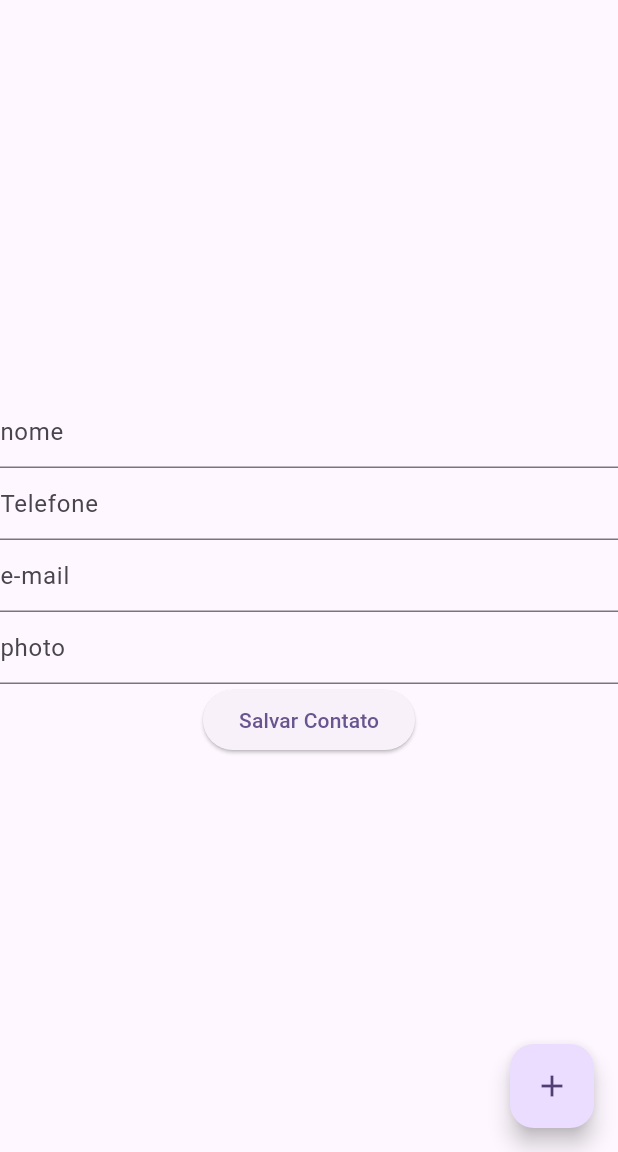
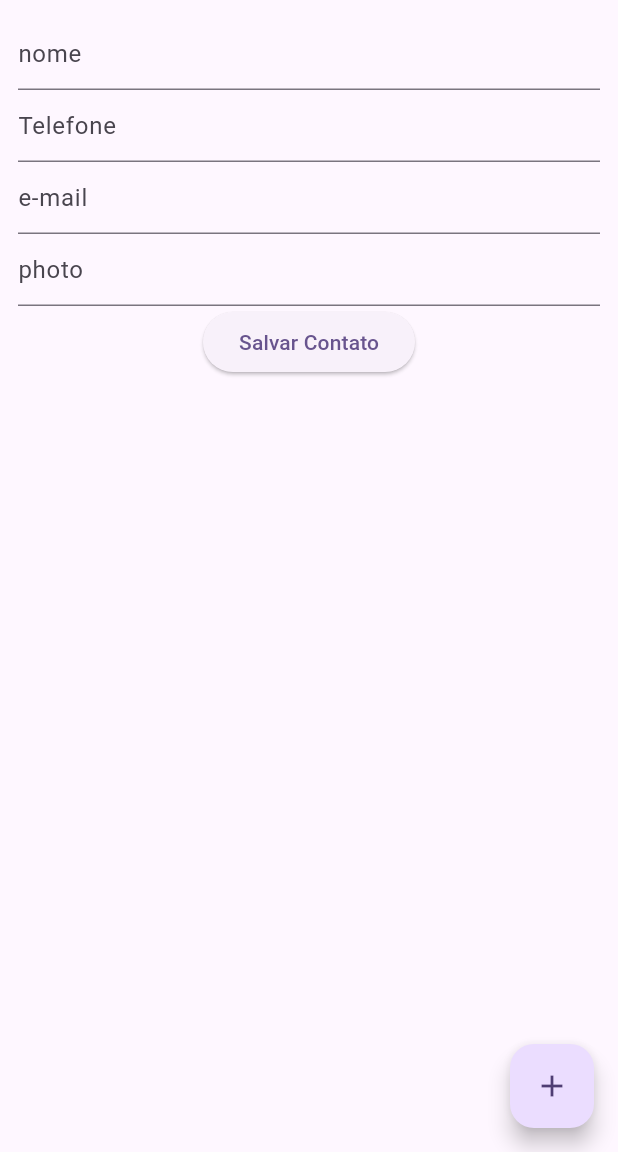
Before and after one commit to marxelo/contacts-app, a Flutter app: the screen it shows after launch, after a tap on "Salvar Contato", on a phone screen of 412 x 824 dp, the part 84-1236 px from its top. Run offline on Flutter 3.47's test engine with Material 2 defaults, Android fonts, the light colour scheme and no system bars; our stand-ins replace sqflite; accounts and stored records are empty.

Commit message:
implements recover

```diff
--- a/lib/database_helper.dart
+++ b/lib/database_helper.dart
@@ -32,6 +32,9 @@ class DatabaseHelper {
     return await db.insert('contacts', data);
   }
 
+  static Future<List<Map<String, dynamic>>> getData() async {
+    final db = await _openDatabase();
 
-  // static Future
+    return await db.query('contacts', orderBy: 'name');
+  }
 }
--- a/lib/main.dart
+++ b/lib/main.dart
@@ -12,7 +12,7 @@ class MyApp extends StatelessWidget {
   @override
   Widget build(BuildContext context) {
     return MaterialApp(
-      title: 'Flutter Demo',
+      title: 'CK Contatos Kandangos',
       theme: ThemeData(
         colorScheme: ColorScheme.fromSeed(seedColor: Colors.deepPurple),
         useMaterial3: true,
--- a/lib/my_home_page.dart
+++ b/lib/my_home_page.dart
@@ -17,6 +17,8 @@ class _MyHomePageState extends State<MyHomePage> {
   final _emailController = TextEditingController();
   final _photoController = TextEditingController();
 
+  List<Map<String, dynamic>> dataList = [];
+
   void _saveData() async {
     final name = _nameController.text;
     final phone = _phoneController.text;
@@ -25,7 +27,22 @@ class _MyHomePageState extends State<MyHomePage> {
 
     int insertId =
         await DatabaseHelper.insertContact(name, phone, email, photo);
-    print(insertId);
+    _fetchContacts();
+  }
+
+  @override
+  void initState() {
+    super.initState();
+    _fetchContacts();
+  }
+
+  void _fetchContacts() async {
+    final List<Map<String, dynamic>> contactList =
+        await DatabaseHelper.getData();
+
+    setState(() {
+      dataList = contactList;
+    });
   }
 
   @override
@@ -52,6 +69,10 @@ class _MyHomePageState extends State<MyHomePage> {
       ),
       body: Center(
         child: Column(
+          children: [
+            Padding(
+              padding: const EdgeInsets.all(12.0),
+              child: Column(
                 mainAxisAlignment: MainAxisAlignment.center,
                 children: <Widget>[
                   TextFormField(
@@ -71,7 +92,26 @@ class _MyHomePageState extends State<MyHomePage> {
                     decoration: const InputDecoration(hintText: 'photo'),
                   ),
                   ElevatedButton(
-                onPressed: _saveData, child: const Text('Salvar Contato')),
+                      onPressed: _saveData,
+                      child: const Text('Salvar Contato')),
+                ],
+              ),
+            ),
+            const SizedBox(
+              height: 30,
+            ),
+            Expanded(
+              child: ListView.builder(
+                  itemCount: dataList.length,
+                  itemBuilder: (context, index) {
+                    return ListTile(
+                      title: Text(dataList[index]['name']),
+                      subtitle: Text(dataList[index]['phone'] +
+                          '\n' +
+                          dataList[index]['email']),
+                    );
+                  }),
+            ),
           ],
         ),
       ),
```
Lines whose indentation alone changed are shown as unchanged.
